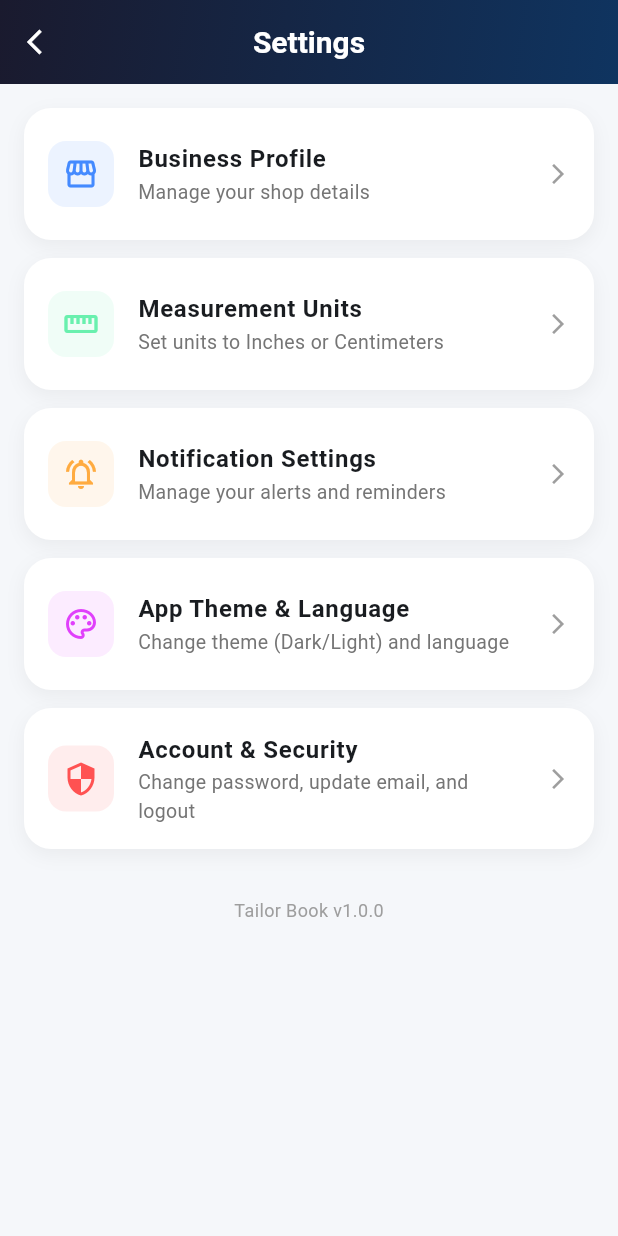
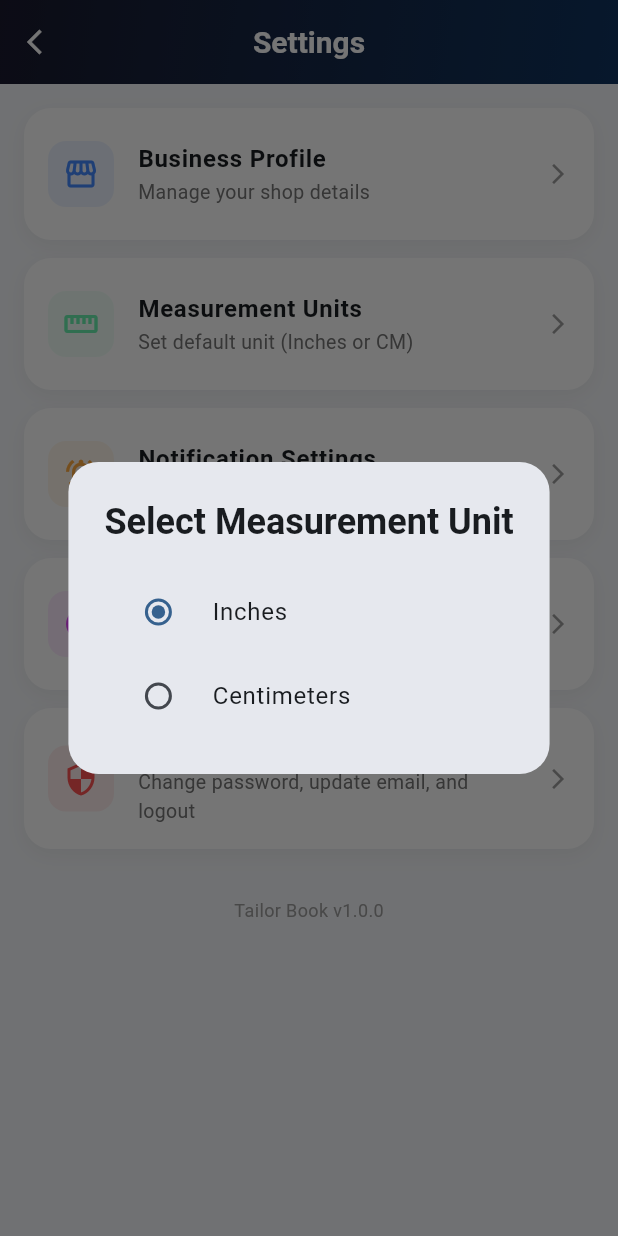
Before and after one commit to talibafridi97-source/Tailor_Management_System, a Flutter app: the SettingsScreen screen opened directly, after a tap on "Measurement Units", on a phone screen of 412 x 824 dp. Run offline on Flutter 3.47's test engine with Material 3 defaults, Android fonts, the phone set to English and light mode, and no system bars; our stand-ins replace cloud_firestore, firebase_auth, firebase_core, shared_preferences; accounts and stored records are empty.

Commit message:
Update Settings: Add Measurement Unit selection (Inches/CM) with permanent storage

```diff
--- a/lib/Tailor_App/app_translations.dart
+++ b/lib/Tailor_App/app_translations.dart
@@ -44,6 +44,10 @@ class AppTranslations {
       'delivery_reminder': 'Delivery Reminder',
       'payment_reminder': 'Payment Reminder',
       'notif_desc': 'Manage your alerts and reminders',
+      'inches': 'Inches',
+      'cm': 'Centimeters',
+      'select_unit': 'Select Measurement Unit',
+      'unit_desc': 'Set default unit (Inches or CM)',
     },
     'ur': {
       'app_title': 'ٹیلر بک',
@@ -81,7 +85,7 @@ class AppTranslations {
       'password_updated': 'پاس ورڈ کامیابی سے تبدیل ہو گیا!',
       'email_updated': 'ای میل کامیابی سے اپ ڈیٹ ہو گیا!',
       'reauth_needed': 'حساس ڈیٹا تبدیل کرنے کے لیے براہ کرم دوبارہ لاگ ان کریں۔',
-      'shop_name': 'دکان کا نام',
+      'shop_name': 'دکان ka نام',
       'shop_contact': 'رابطہ نمبر',
       'shop_address': 'پتہ',
       'shop_logo': 'لوگو کا لنک',
@@ -89,6 +93,10 @@ class AppTranslations {
       'delivery_reminder': 'ڈیلیوری کی یاد دہانی',
       'payment_reminder': 'ادائیگی کی یاد دہانی',
       'notif_desc': 'اپنے الرٹس اور ریمائنڈرز کا نظم کریں',
+      'inches': 'انچ',
+      'cm': 'سینٹی میٹر',
+      'select_unit': 'پیمائش کی اکائی منتخب کریں',
+      'unit_desc': 'ڈیفالٹ اکائی (انچ یا سینٹی میٹر) سیٹ کریں',
     },
     'hi': {
       'app_title': 'दर्जी बुक',
@@ -134,6 +142,10 @@ class AppTranslations {
       'delivery_reminder': 'डिलिवरी अनुस्मारक',
       'payment_reminder': 'भुगतान अनुस्मारक',
       'notif_desc': 'अपने अलर्ट और अनुस्मारक प्रबंधित करें',
+      'inches': 'इंच',
+      'cm': 'सेंटीमीटर',
+      'select_unit': 'माप इकाई चुनें',
+      'unit_desc': 'डिफ़ॉल्ट इकाई (इंच या सेमी) सेट करें',
     },
     'ps': {
       'app_title': 'د خیاط کتاب',
@@ -179,6 +191,10 @@ class AppTranslations {
       'delivery_reminder': 'د سپارلو یادونه',
       'payment_reminder': 'د تادیې یادونه',
       'notif_desc': 'خپل الرټونه او یادونه تنظیم کړئ',
+      'inches': 'انچ',
+      'cm': 'سانتي متره',
+      'select_unit': 'د اندازه کولو واحد غوره کړئ',
+      'unit_desc': 'ډیفالټ واحد (انچ یا سانتي متره) تنظیم کړئ',
     },
   };
 
--- a/lib/Tailor_App/settings_provider.dart
+++ b/lib/Tailor_App/settings_provider.dart
@@ -6,11 +6,13 @@ class SettingsProvider extends ChangeNotifier {
   Locale _locale = const Locale('en');
   bool _deliveryReminder = true;
   bool _paymentReminder = true;
+  String _measurementUnit = 'inches'; // 'inches' or 'cm'
 
   ThemeMode get themeMode => _themeMode;
   Locale get locale => _locale;
   bool get deliveryReminder => _deliveryReminder;
   bool get paymentReminder => _paymentReminder;
+  String get measurementUnit => _measurementUnit;
 
   SettingsProvider() {
     _loadSettings();
@@ -30,6 +32,9 @@ class SettingsProvider extends ChangeNotifier {
     // Load Notifications
     _deliveryReminder = prefs.getBool('deliveryReminder') ?? true;
     _paymentReminder = prefs.getBool('paymentReminder') ?? true;
+
+    // Load Measurement Unit
+    _measurementUnit = prefs.getString('measurementUnit') ?? 'inches';
 
     notifyListeners();
   }
@@ -61,4 +66,11 @@ class SettingsProvider extends ChangeNotifier {
     final prefs = await SharedPreferences.getInstance();
     await prefs.setBool('paymentReminder', val);
   }
+
+  Future<void> setMeasurementUnit(String unit) async {
+    _measurementUnit = unit;
+    notifyListeners();
+    final prefs = await SharedPreferences.getInstance();
+    await prefs.setString('measurementUnit', unit);
+  }
 }
--- a/lib/Tailor_App/settings_screen.dart
+++ b/lib/Tailor_App/settings_screen.dart
@@ -54,9 +54,9 @@ class SettingsScreen extends StatelessWidget {
             context: context,
             icon: Icons.straighten,
             title: t('measurements'),
-            subtitle: "Set units to Inches or Centimeters",
+            subtitle: t('unit_desc'),
             color: Colors.greenAccent,
-            onTap: () {},
+            onTap: () => _showMeasurementUnitDialog(context, settings, t),
           ),
           _settingsItem(
             context: context,
@@ -193,6 +193,39 @@ class SettingsScreen extends StatelessWidget {
           ),
           actions: [
             TextButton(onPressed: () => Navigator.pop(ctx), child: Text(t('cancel'))),
+          ],
+        ),
+      ),
+    );
+  }
+
+  void _showMeasurementUnitDialog(BuildContext context, SettingsProvider settings, String Function(String) t) {
+    showDialog(
+      context: context,
+      builder: (ctx) => AlertDialog(
+        shape: RoundedRectangleBorder(borderRadius: BorderRadius.circular(20)),
+        title: Text(t('select_unit'), style: const TextStyle(fontWeight: FontWeight.bold)),
+        content: Column(
+          mainAxisSize: MainAxisSize.min,
+          children: [
+            RadioListTile<String>(
+              title: Text(t('inches')),
+              value: 'inches',
+              groupValue: settings.measurementUnit,
+              onChanged: (val) {
+                if (val != null) settings.setMeasurementUnit(val);
+                Navigator.pop(ctx);
+              },
+            ),
+            RadioListTile<String>(
+              title: Text(t('cm')),
+              value: 'cm',
+              groupValue: settings.measurementUnit,
+              onChanged: (val) {
+                if (val != null) settings.setMeasurementUnit(val);
+                Navigator.pop(ctx);
+              },
+            ),
           ],
         ),
       ),
```
